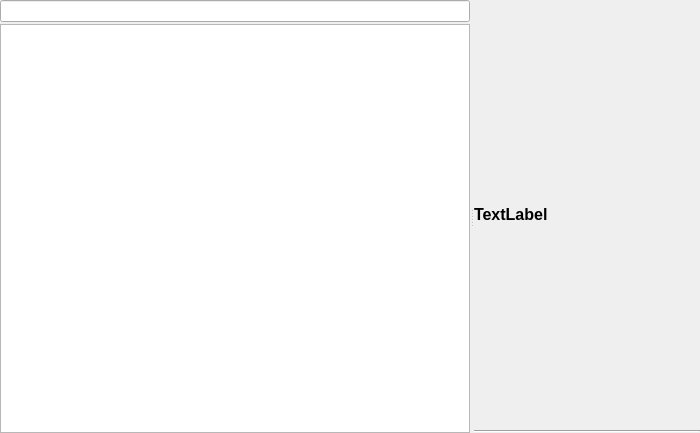
Above: resources/ui/dialogs/treewidget.ui from prymatex/prymatex before the change. Below: the same form after it.
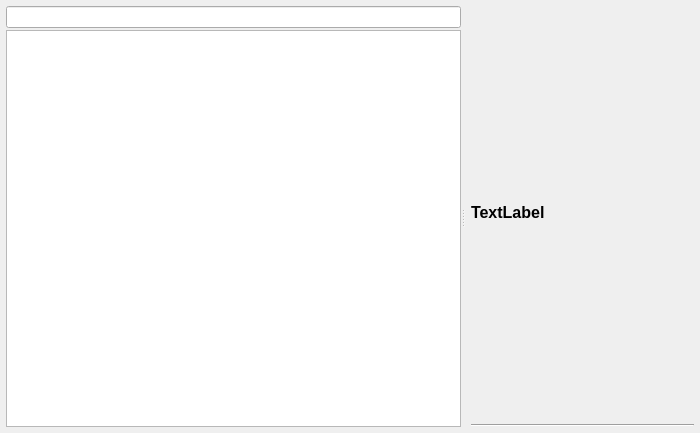
That is the form after the change.

```diff
--- a/resources/ui/dialogs/treewidget.ui
+++ b/resources/ui/dialogs/treewidget.ui
@@ -18,21 +18,21 @@
   </property>
   <layout class="QVBoxLayout" name="verticalLayout_3">
    <property name="spacing">
-    <number>2</number>
+    <number>6</number>
    </property>
    <property name="margin">
-    <number>0</number>
+    <number>6</number>
    </property>
    <item>
     <widget class="QSplitter" name="splitter">
-     <property name="orientation">
-      <enum>Qt::Horizontal</enum>
-     </property>
      <widget class="QWidget" name="verticalLayoutWidget">
       <layout class="QVBoxLayout" name="treeLayout">
        <property name="spacing">
         <number>2</number>
        </property>
+       <property name="margin">
+        <number>0</number>
+       </property>
        <item>
         <widget class="QLineEdit" name="lineEditFilter"/>
        </item>
@@ -48,10 +48,19 @@
      <widget class="QWidget" name="verticalLayoutWidget_2">
       <layout class="QVBoxLayout" name="widgetsLayout">
        <property name="spacing">
-        <number>2</number>
+        <number>6</number>
+       </property>
+       <property name="leftMargin">
+        <number>6</number>
        </property>
        <item>
         <layout class="QHBoxLayout" name="horizontalLayout">
+         <property name="spacing">
+          <number>2</number>
+         </property>
+         <property name="margin">
+          <number>0</number>
+         </property>
          <item>
           <widget class="QLabel" name="textLabelTitle">
            <property name="font">
```
